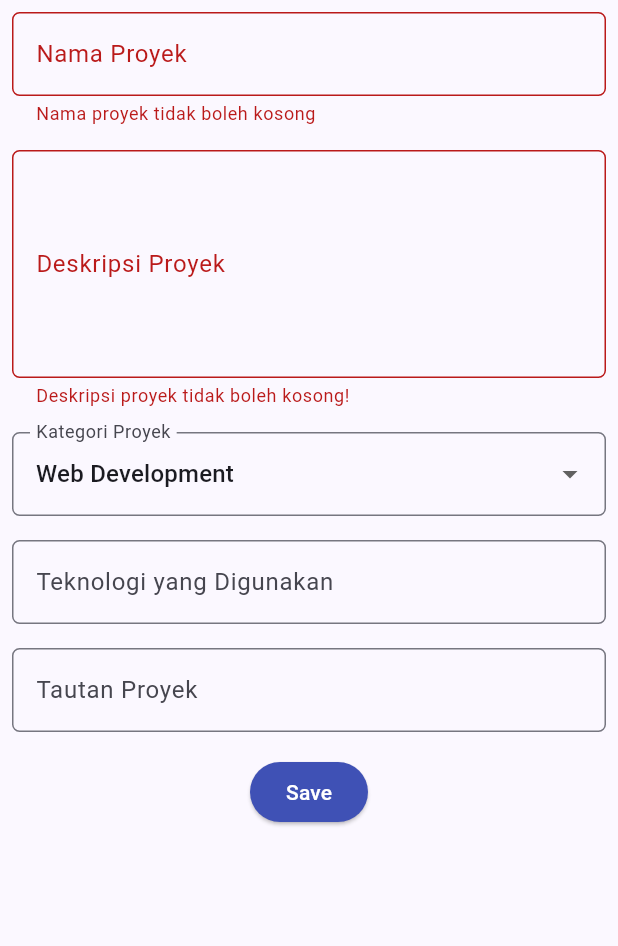
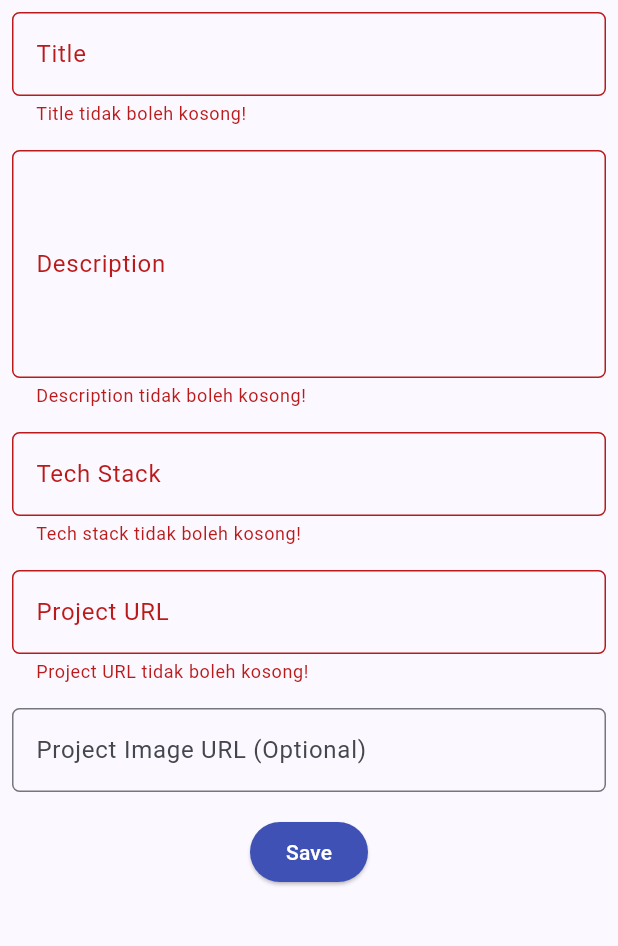
Before and after one commit to fadhilje/myportofolio_mobile, a Flutter app: the ProjectFormPage screen opened directly, after a tap on "Save", on a phone screen of 412 x 824 dp, the part 84-1030 px from its top. Run offline on Flutter 3.47's test engine with Material 3 defaults, Android fonts, the phone set to English and light mode, and no system bars; generated files the repository leaves out were written again.

Commit message:
feat: Melindungi aksi di LeftDrawer, ItemCard, dan ProjectFormPage

```diff
--- a/lib/screens/project_form.dart
+++ b/lib/screens/project_form.dart
@@ -1,6 +1,11 @@
 import 'package:flutter/material.dart';
+import 'package:myportofolio_mobile/models/project.dart';
+import 'package:myportofolio_mobile/screens/menu.dart';
+import 'package:myportofolio_mobile/services/api_client.dart';
+import 'package:myportofolio_mobile/services/auth_state.dart';
+import 'package:myportofolio_mobile/widgets/auth_guard.dart';
 import 'package:myportofolio_mobile/widgets/left_drawer.dart';
-import 'package:myportofolio_mobile/screens/menu.dart';
+import 'package:provider/provider.dart';
 
 class ProjectFormPage extends StatefulWidget {
   const ProjectFormPage({super.key});
@@ -12,19 +17,124 @@ class ProjectFormPage extends StatefulWidget {
 class _ProjectFormPageState extends State<ProjectFormPage> {
   final _formKey = GlobalKey<FormState>();
 
-  String _projectName = "";
+  String _title = "";
   String _description = "";
-  String _category = "Web Development"; // default
-  String _technologies = "";
-  String _projectLink = "";
+  String _techStack = "";
+  String _projectUrl = "";
+  String _projectImageUrl = "";
+  bool _isSubmitting = false;
 
-  final List<String> _categories = [
-    'Web Development',
-    'Mobile Development',
-    'Machine Learning',
-    'Data Science',
-    'Other',
-  ];
+  // Cek format URL: harus http/https dan punya host
+  bool _isValidUrl(String value) {
+    final uri = Uri.tryParse(value.trim());
+    return uri != null &&
+        (uri.scheme == 'http' || uri.scheme == 'https') &&
+        uri.host.isNotEmpty;
+  }
+
+  Future<void> _submit() async {
+    // 1. Validasi form
+    if (!_formKey.currentState!.validate()) return;
+
+    // 2. Pastikan sudah login
+    if (!await ensureLoggedIn(context)) return;
+    if (!mounted) return;
+
+    final auth = context.read<AuthState>();
+    final token = auth.token;
+    if (token == null) return;
+
+    final newProject = Project(
+      title: _title.trim(),
+      description: _description.trim(),
+      techStack: _techStack.trim(),
+      projectUrl: _projectUrl.trim(),
+      projectImageUrl: _projectImageUrl.trim(),
+    );
+
+    setState(() {
+      _isSubmitting = true;
+    });
+
+    try {
+      // 3. Kirim ke Django
+      final created = await context
+          .read<ApiClient>()
+          .createProject(newProject, token: token);
+      if (!mounted) return;
+
+      // 4. 201 Created -> tampilkan AlertDialog
+      showDialog(
+        context: context,
+        builder: (dialogContext) {
+          return AlertDialog(
+            title: const Text('Proyek berhasil ditambahkan'),
+            content: SingleChildScrollView(
+              child: Column(
+                crossAxisAlignment: CrossAxisAlignment.start,
+                mainAxisSize: MainAxisSize.min,
+                children: [
+                  Text('Title: ${created.title}'),
+                  Text('Description: ${created.description}'),
+                  Text('Tech Stack: ${created.techStack}'),
+                  Text('Project URL: ${created.projectUrl}'),
+                  if (created.projectImageUrl.isNotEmpty)
+                    Text('Image URL: ${created.projectImageUrl}'),
+                ],
+              ),
+            ),
+            actions: [
+              TextButton(
+                child: const Text('OK'),
+                onPressed: () {
+                  Navigator.pop(dialogContext);
+                  Navigator.pushReplacement(
+                    context,
+                    MaterialPageRoute(builder: (context) => MyHomePage()),
+                  );
+                },
+              ),
+            ],
+          );
+        },
+      );
+    } on ApiException catch (e) {
+      if (!mounted) return;
+
+      if (e.statusCode == 401) {
+        // Token tidak valid / kadaluarsa -> logout & minta login ulang
+        await auth.logout();
+        if (!mounted) return;
+        ScaffoldMessenger.of(context).showSnackBar(
+          const SnackBar(
+            content: Text('Sesi habis, silakan login ulang.'),
+          ),
+        );
+      } else {
+        ScaffoldMessenger.of(context).showSnackBar(
+          SnackBar(
+            content: Text('Gagal menyimpan (${e.statusCode}): ${e.message}'),
+          ),
+        );
+      }
+    } finally {
+      if (mounted) {
+        setState(() {
+          _isSubmitting = false;
+        });
+      }
+    }
+  }
+
+  InputDecoration _decoration(String label, {String? hint}) {
+    return InputDecoration(
+      hintText: hint ?? label,
+      labelText: label,
+      border: OutlineInputBorder(
+        borderRadius: BorderRadius.circular(5.0),
+      ),
+    );
+  }
 
   @override
   Widget build(BuildContext context) {
@@ -41,25 +151,15 @@ class _ProjectFormPageState extends State<ProjectFormPage> {
           child: Column(
             crossAxisAlignment: CrossAxisAlignment.start,
             children: [
-              // === Project Name ===
+              // === Title ===
               Padding(
                 padding: const EdgeInsets.all(8.0),
                 child: TextFormField(
-                  decoration: InputDecoration(
-                    hintText: "Nama Proyek",
-                    labelText: "Nama Proyek",
-                    border: OutlineInputBorder(
-                      borderRadius: BorderRadius.circular(5.0),
-                    ),
-                  ),
-                  onChanged: (String? value) {
-                    setState(() {
-                      _projectName = value!;
-                    });
-                  },
-                  validator: (String? value) {
+                  decoration: _decoration("Title"),
+                  onChanged: (value) => _title = value,
+                  validator: (value) {
                     if (value == null || value.trim().isEmpty) {
-                      return "Nama proyek tidak boleh kosong";
+                      return "Title tidak boleh kosong!";
                     }
                     return null;
                   },
@@ -71,93 +171,79 @@ class _ProjectFormPageState extends State<ProjectFormPage> {
                 padding: const EdgeInsets.all(8.0),
                 child: TextFormField(
                   maxLines: 5,
-                  decoration: InputDecoration(
-                    hintText: "Deskripsi Proyek",
-                    labelText: "Deskripsi Proyek",
-                    border: OutlineInputBorder(
-                      borderRadius: BorderRadius.circular(5.0),
-                    ),
-                  ),
-                  onChanged: (String? value) {
-                    setState(() {
-                      _description = value!;
-                    });
-                  },
-                  validator: (String? value) {
+                  decoration: _decoration("Description"),
+                  onChanged: (value) => _description = value,
+                  validator: (value) {
                     if (value == null || value.trim().isEmpty) {
-                      return "Deskripsi proyek tidak boleh kosong!";
+                      return "Description tidak boleh kosong!";
                     }
                     return null;
                   },
                 ),
               ),
 
-              // === Category ===
+              // === Tech Stack ===
               Padding(
                 padding: const EdgeInsets.all(8.0),
-                child: DropdownButtonFormField<String>(
-                  decoration: InputDecoration(
-                    labelText: "Kategori Proyek",
-                    border: OutlineInputBorder(
-                      borderRadius: BorderRadius.circular(5.0),
-                    ),
+                child: TextFormField(
+                  decoration: _decoration(
+                    "Tech Stack",
+                    hint: "Contoh: Flutter, Django, PostgreSQL",
                   ),
-                  initialValue: _category,
-                  items: _categories
-                      .map(
-                        (category) => DropdownMenuItem(
-                          value: category,
-                          child: Text(category),
-                        ),
-                      )
-                      .toList(),
-                  onChanged: (String? newValue) {
-                    setState(() {
-                      _category = newValue!;
-                    });
+                  onChanged: (value) => _techStack = value,
+                  validator: (value) {
+                    if (value == null || value.trim().isEmpty) {
+                      return "Tech stack tidak boleh kosong!";
+                    }
+                    return null;
                   },
                 ),
               ),
 
-              // === Technologies ===
+              // === Project URL ===
               Padding(
                 padding: const EdgeInsets.all(8.0),
                 child: TextFormField(
-                  decoration: InputDecoration(
-                    hintText: "Contoh: Flutter, Django, Figma",
-                    labelText: "Teknologi yang Digunakan",
-                    border: OutlineInputBorder(
-                      borderRadius: BorderRadius.circular(5.0),
-                    ),
+                  keyboardType: TextInputType.url,
+                  decoration: _decoration(
+                    "Project URL",
+                    hint: "https://github.com/username/repo",
                   ),
-                  onChanged: (String? value) {
-                    setState(() {
-                      _technologies = value!;
-                    });
+                  onChanged: (value) => _projectUrl = value,
+                  validator: (value) {
+                    if (value == null || value.trim().isEmpty) {
+                      return "Project URL tidak boleh kosong!";
+                    }
+                    if (!_isValidUrl(value)) {
+                      return "Format URL tidak valid (harus diawali http:// atau https://)";
+                    }
+                    return null;
                   },
                 ),
               ),
 
-              //  === Project Link ===
+              // === Project Image URL (Optional) ===
               Padding(
                 padding: const EdgeInsets.all(8.0),
                 child: TextFormField(
-                  decoration: InputDecoration(
-                    hintText: "URL Proyek (opsional)",
-                    labelText: "Tautan Proyek",
-                    border: OutlineInputBorder(
-                      borderRadius: BorderRadius.circular(5.0),
-                    ),
+                  keyboardType: TextInputType.url,
+                  decoration: _decoration(
+                    "Project Image URL (Optional)",
+                    hint: "https://example.com/image.png",
                   ),
-                  onChanged: (String? value) {
-                    setState(() {
-                      _projectLink = value!;
-                    });
+                  onChanged: (value) => _projectImageUrl = value,
+                  validator: (value) {
+                    // Boleh kosong, tapi kalau diisi harus URL valid
+                    if (value == null || value.trim().isEmpty) return null;
+                    if (!_isValidUrl(value)) {
+                      return "Format URL tidak valid";
+                    }
+                    return null;
                   },
                 ),
               ),
 
-              //  === Tombol Simpan ===
+              // === Tombol Simpan ===
               Align(
                 alignment: Alignment.bottomCenter,
                 child: Padding(
@@ -166,47 +252,20 @@ class _ProjectFormPageState extends State<ProjectFormPage> {
                     style: ButtonStyle(
                       backgroundColor: WidgetStateProperty.all(Colors.indigo),
                     ),
-                    onPressed: () {
-                      if (_formKey.currentState!.validate()) {
-                        showDialog(
-                          context: context,
-                          builder: (context) {
-                            return AlertDialog(
-                              title: const Text('Proyek berhasil ditambahkan'),
-                              content: SingleChildScrollView(
-                                child: Column(
-                                  crossAxisAlignment: CrossAxisAlignment.start,
-                                  children: [
-                                    Text('Nama Proyek: $_projectName'),
-                                    Text('Deskripsi: $_description'),
-                                    Text('Kategori: $_category'),
-                                    Text('Teknologi: $_technologies'),
-                                    Text('Tautan: $_projectLink'),
-                                  ],
-                                ),
-                              ),
-                              actions: [
-                                TextButton(
-                                  child: const Text('OK'),
-                                  onPressed: () {
-                                    Navigator.pop(context);
-                                    Navigator.pushReplacement(
-                                      context
-                                      , MaterialPageRoute(builder: (context) => MyHomePage())
-                                      );
-                                    // _formKey.currentState!.reset();
-                                  },
-                                ),
-                              ],
-                            );
-                          },
-                        );
-                      }
-                    },
-                    child: const Text(
-                      "Save",
-                      style: TextStyle(color: Colors.white),
-                    ),
+                    onPressed: _isSubmitting ? null : _submit,
+                    child: _isSubmitting
+                        ? const SizedBox(
+                            height: 20,
+                            width: 20,
+                            child: CircularProgressIndicator(
+                              strokeWidth: 2,
+                              color: Colors.white,
+                            ),
+                          )
+                        : const Text(
+                            "Save",
+                            style: TextStyle(color: Colors.white),
+                          ),
                   ),
                 ),
               ),
--- a/lib/widgets/left_drawer.dart
+++ b/lib/widgets/left_drawer.dart
@@ -2,19 +2,22 @@ import 'package:flutter/material.dart';
 import 'package:myportofolio_mobile/screens/menu.dart';
 import 'package:myportofolio_mobile/screens/project_form.dart';
 import 'package:myportofolio_mobile/screens/education_form.dart';
+import 'package:myportofolio_mobile/services/auth_state.dart';
+import 'package:myportofolio_mobile/screens/login_screen.dart';
+import 'package:myportofolio_mobile/widgets/auth_guard.dart';
+import 'package:provider/provider.dart';
 
 class LeftDrawer extends StatelessWidget {
   const LeftDrawer({super.key});
 
   @override
   Widget build(BuildContext context) {
+    final auth = context.watch<AuthState>();
     return Drawer(
       child: ListView(
         children: [
           const DrawerHeader(
-            decoration: BoxDecoration(
-              color: Colors.indigo,
-            ),
+            decoration: BoxDecoration(color: Colors.indigo),
             child: Column(
               crossAxisAlignment: CrossAxisAlignment.start,
               children: [
@@ -29,10 +32,7 @@ class LeftDrawer extends StatelessWidget {
                 SizedBox(height: 10),
                 Text(
                   'Explore personal projects and experiences!',
-                  style: TextStyle(
-                    fontSize: 15,
-                    color: Colors.white,
-                  ),
+                  style: TextStyle(fontSize: 15, color: Colors.white),
                 ),
               ],
             ),
@@ -45,9 +45,7 @@ class LeftDrawer extends StatelessWidget {
             onTap: () {
               Navigator.pushReplacement(
                 context,
-                MaterialPageRoute(
-                  builder: (context) => MyHomePage(),
-                ),
+                MaterialPageRoute(builder: (context) => MyHomePage()),
               );
             },
           ),
@@ -55,7 +53,9 @@ class LeftDrawer extends StatelessWidget {
             leading: const Icon(Icons.add_circle_outline),
             title: const Text('Add Project'),
             // Navigasi ke halaman tambah proyek
-            onTap: () {
+            onTap: () async {
+              if (!await ensureLoggedIn(context)) return;
+              if (!context.mounted) return;
               Navigator.push(
                 context,
                 MaterialPageRoute(
@@ -77,6 +77,29 @@ class LeftDrawer extends StatelessWidget {
               );
             },
           ),
+          const Divider(),
+          if (auth.isLoggedIn)
+            ListTile(
+              leading: const Icon(Icons.logout),
+              title: const Text('Logout'),
+              onTap: () async {
+                await context.read<AuthState>().logout();
+                if (!context.mounted) return;
+                ScaffoldMessenger.of(context)
+                    .showSnackBar(const SnackBar(content: Text('Logged out.')));
+              },
+            )
+          else
+            ListTile(
+              leading: const Icon(Icons.login),
+              title: const Text('Login'),
+              onTap: () async {
+                Navigator.push(
+                  context,
+                  MaterialPageRoute(builder: (context) => const LoginScreen()),
+                );
+              },
+            ),
         ],
       ),
     );
```
Also changed, not shown: lib/widgets/project_card.dart (+31 -3 lines).
